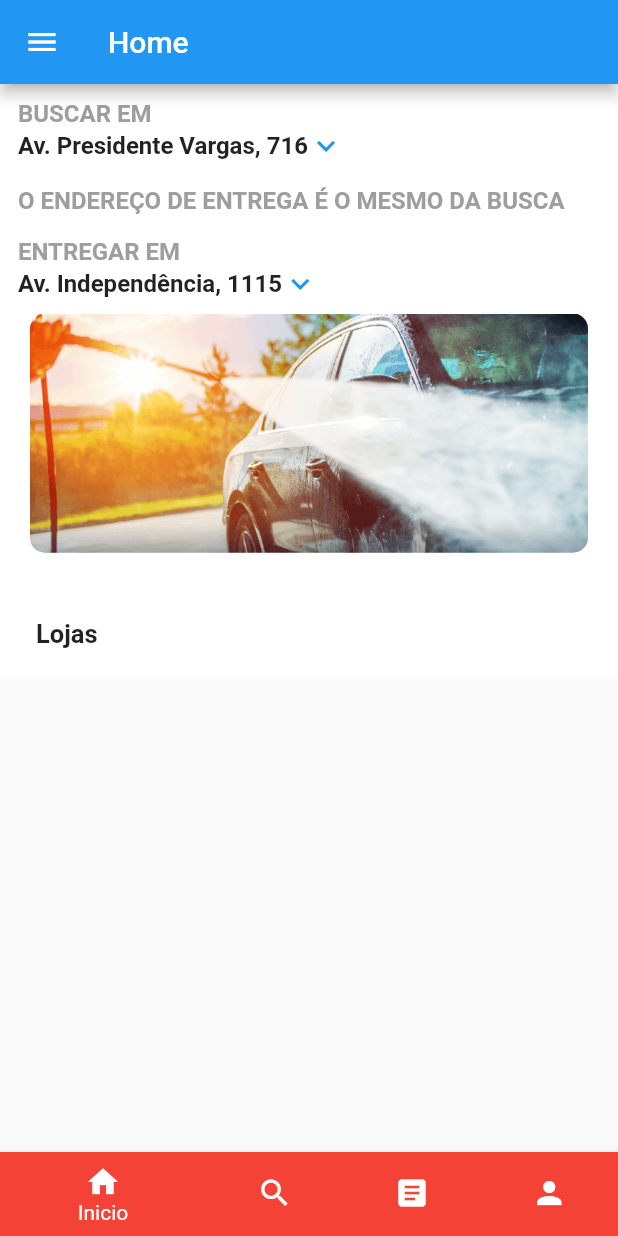
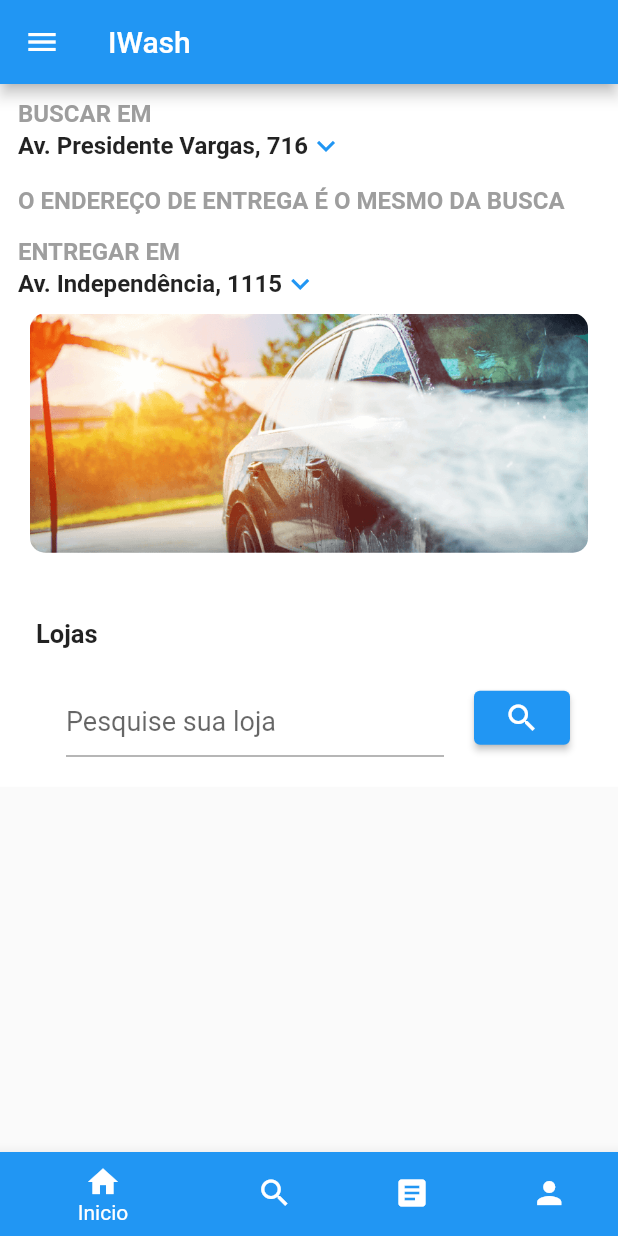
Before and after one commit to lucaspossati/iWash, a Flutter app: the Home screen opened by its route, on a phone screen of 412 x 824 dp. Run offline on Flutter 3.47's test engine with Material 2 defaults, Android fonts, the phone set to English and light mode, and no system bars.

Commit message:
Add search bar + Color schema updated

```diff
--- a/lib/main.dart
+++ b/lib/main.dart
@@ -1,4 +1,4 @@
-import 'dart:html';
+// import 'dart:html';
 
 import 'package:flutter/material.dart';
 import 'package:iWash/sobre.dart';
@@ -37,7 +37,6 @@ class _LoginState extends State<Login> {
   var _txtLogin = TextEditingController();
   var _txtSenha = TextEditingController();
 
-
   @override
   Widget build(BuildContext context) {
     final Mensagem msg = ModalRoute.of(context).settings.arguments;
@@ -47,7 +46,9 @@ class _LoginState extends State<Login> {
         child: Container(
           constraints: BoxConstraints(maxWidth: 430),
           padding: EdgeInsets.all(40),
-          child: Column(mainAxisAlignment: MainAxisAlignment.center, children: [
+          child: Column(
+            mainAxisAlignment: MainAxisAlignment.center,
+            children: [
               SizedBox(
                 width: 150,
                 child: ClipRRect(
@@ -147,17 +148,13 @@ class _LoginState extends State<Login> {
               // Text('Bem vindo', style:TextStyle(fontSize: 18, fontStyle: FontStyle.italic)),
               // Text( msg.primeiroNome!=null?msg.primeiroNome:'Usuário não fornecido', style:TextStyle(fontSize: 15)),
               // SizedBox(height: 20),
-
             ],
           ),
-
         ),
       ),
     );
   }
 }
-
-
 
 class Home extends StatefulWidget {
   List<Lojas> _listLojas = [];
@@ -180,10 +177,10 @@ class Home extends StatefulWidget {
 class _HomeState extends State<Home> {
   @override
   Widget build(BuildContext context) {
-
     return Scaffold(
       appBar: AppBar(
-        title: const Text('Home'),
+        title: const Text('IWash'),
+        backgroundColor: Colors.blue,
       ),
       drawer: Drawer(
         child: ListView(
@@ -324,19 +321,45 @@ class _HomeState extends State<Home> {
                               'Lojas',
                               style: TextStyle(
                                   fontWeight: FontWeight.bold, fontSize: 17),
+                            )),
+                        Container(
+                          padding: EdgeInsets.symmetric(
+                              horizontal: 20, vertical: 10),
+                          child: Column(
+                            children: <Widget>[
+                              Form(
+                                child: Row(
+                                  children: <Widget>[
+                                    Expanded(
+                                        child: TextFormField(
+                                      style: TextStyle(
+                                          fontSize: 24, color: Colors.black38),
+                                      decoration: InputDecoration(
+                                          hintText: "Pesquise sua loja",
+                                          hintStyle: TextStyle(fontSize: 18)),
+                                      keyboardType: TextInputType.text,
+                                    )),
+                                    Container(
+                                        margin: EdgeInsets.only(left: 20),
+                                        child: ElevatedButton(
+                                            child: Icon(Icons.search),
+                                            onPressed: () {
+                                              print("Clicado");
+                                            },
+                                            style: ButtonStyle(
+                                              backgroundColor:
+                                                  MaterialStateProperty.all<
+                                                      Color>(Colors.blue),
+                                            )))
+                                  ],
                                 ),
-                          // Lojas(
-                          //   logoEmpresa: 'assets/images/Wash/wash1.jpg',
-                          //   nomeLoja: 'Loja Automotiva',
-                          //   avaliacao: '4.8 ',
-                          //   km: '3.3 km',
-                          //   tempoBusca: '2 hrs',
-                          //   precoBusca: '3,00'),
+                              )
+                            ],
                           ),
+                        )
                       ],
                     ),
                   ),
-
                 ],
               ),
             ),
@@ -348,7 +371,7 @@ class _HomeState extends State<Home> {
           BottomNavigationBarItem(
             icon: Icon(Icons.home),
             label: 'Inicio',
-            backgroundColor: Colors.red,
+            backgroundColor: Colors.blue,
           ),
           BottomNavigationBarItem(
             icon: Icon(Icons.search),
--- a/lib/nav.dart
+++ b/lib/nav.dart
@@ -5,26 +5,27 @@ class Nave extends StatelessWidget {
   Widget build(BuildContext context) {
     return Scaffold(
       bottomNavigationBar: BottomNavigationBar(
+        fixedColor: Colors.blue,
         items: const <BottomNavigationBarItem>[
           BottomNavigationBarItem(
             icon: Icon(Icons.home),
             label: 'Home',
-            backgroundColor: Colors.red,
+            backgroundColor: Colors.blue,
           ),
           BottomNavigationBarItem(
             icon: Icon(Icons.business),
             label: 'Business',
-            backgroundColor: Colors.green,
+            backgroundColor: Colors.blue,
           ),
           BottomNavigationBarItem(
             icon: Icon(Icons.school),
             label: 'School',
-            backgroundColor: Colors.purple,
+            backgroundColor: Colors.blue,
           ),
           BottomNavigationBarItem(
             icon: Icon(Icons.settings),
             label: 'Settings',
-            backgroundColor: Colors.pink,
+            backgroundColor: Colors.blue,
           ),
         ],
       ),
```
Lines whose indentation alone changed are shown as unchanged.
